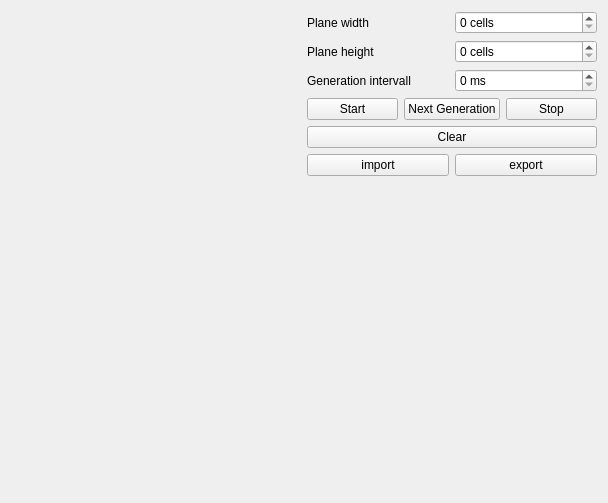
This is Milestone1_Grafisches_UI/Milestone1_Grafisches_UI/gameoflifetab.ui in janlycka/propra_goethe_uni_2019_20 as Qt 5 draws it before an edit. The edited form follows.
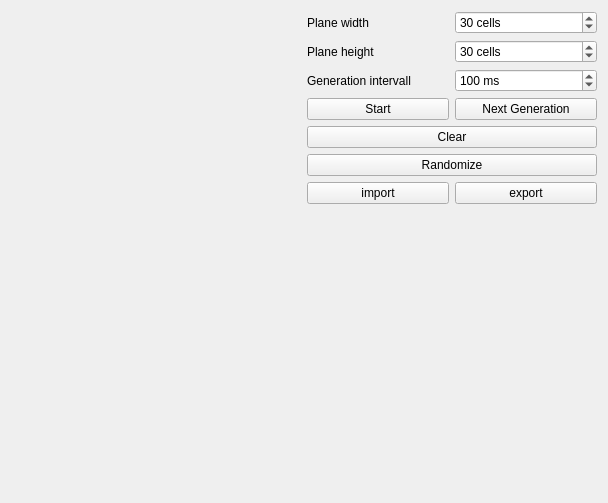
This is the edited form. Custom widgets are drawn as their Qt base class.

What changed in the file:
```diff
--- a/Milestone1_Grafisches_UI/Milestone1_Grafisches_UI/gameoflifetab.ui
+++ b/Milestone1_Grafisches_UI/Milestone1_Grafisches_UI/gameoflifetab.ui
@@ -35,6 +35,9 @@
          <property name="suffix">
           <string> cells</string>
          </property>
+         <property name="value">
+          <number>30</number>
+         </property>
         </widget>
        </item>
       </layout>
@@ -53,6 +56,12 @@
          <property name="suffix">
           <string> cells</string>
          </property>
+         <property name="singleStep">
+          <number>1</number>
+         </property>
+         <property name="value">
+          <number>30</number>
+         </property>
         </widget>
        </item>
       </layout>
@@ -71,6 +80,15 @@
          <property name="suffix">
           <string> ms</string>
          </property>
+         <property name="minimum">
+          <number>10</number>
+         </property>
+         <property name="maximum">
+          <number>1000000</number>
+         </property>
+         <property name="value">
+          <number>100</number>
+         </property>
         </widget>
        </item>
       </layout>
@@ -91,13 +109,6 @@
          </property>
         </widget>
        </item>
-       <item>
-        <widget class="QPushButton" name="stopButton">
-         <property name="text">
-          <string>Stop</string>
-         </property>
-        </widget>
-       </item>
       </layout>
      </item>
      <item>
@@ -107,6 +118,13 @@
        </property>
       </widget>
      </item>
+     <item>
+      <widget class="QPushButton" name="randomizeButton">
+       <property name="text">
+        <string>Randomize</string>
+       </property>
+      </widget>
+     </item>
      <item>
       <layout class="QHBoxLayout" name="importExportLeyout">
        <item>
```
